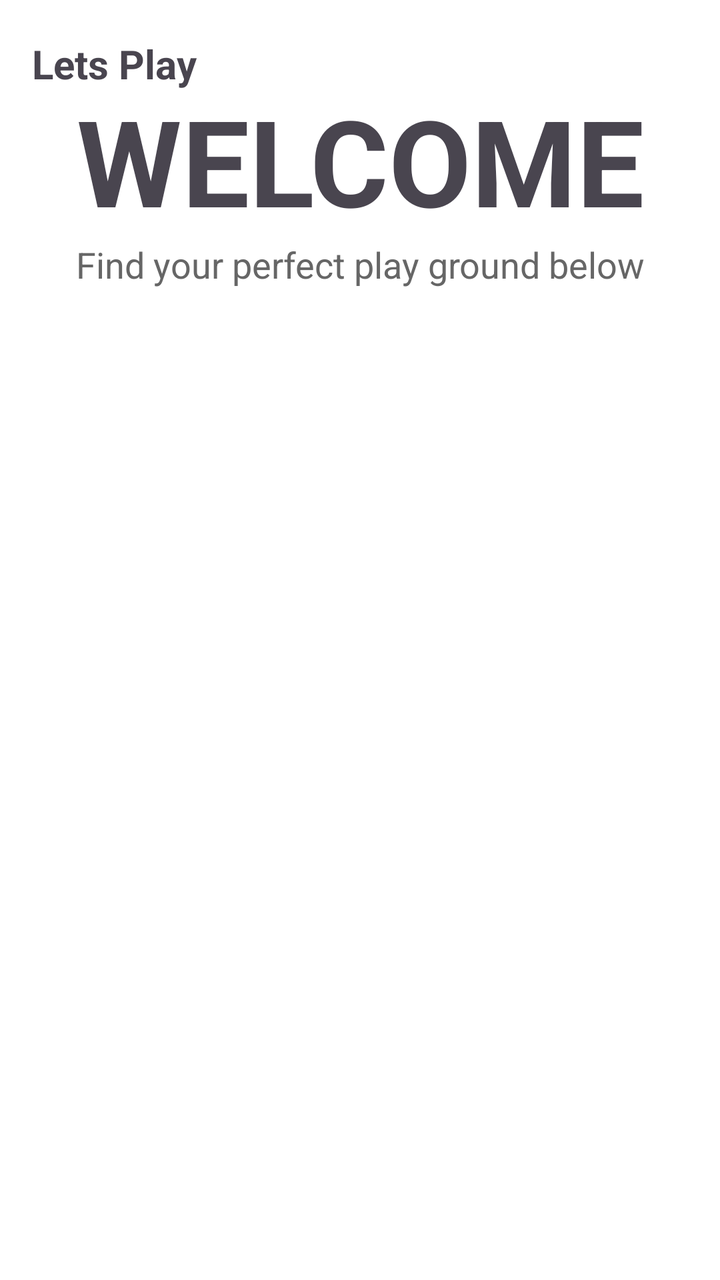
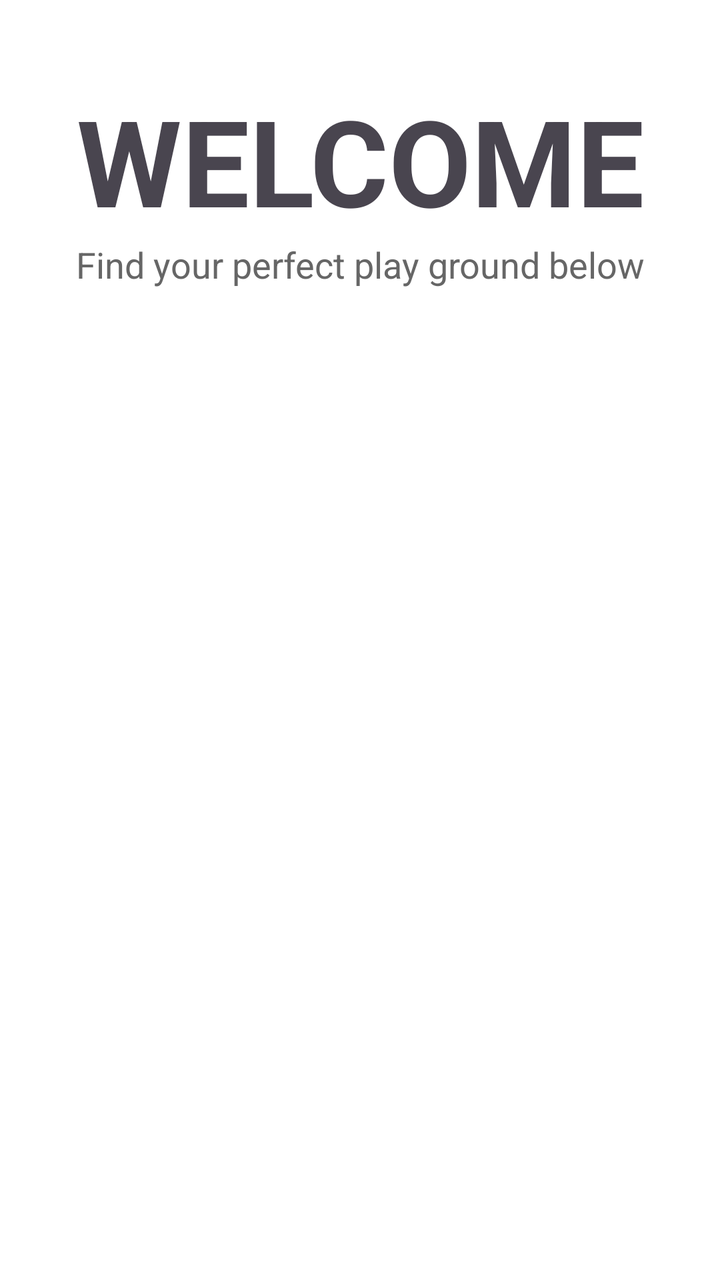

Compare the two renders of this Android layout. The source of the first and the diff that turns it into the second are given below.
<!-- AndroidManifest.xml: application theme Theme.PLAYO -->
<!-- res/layout/fragment_home.xml -->
<?xml version="1.0" encoding="utf-8"?>
<androidx.coordinatorlayout.widget.CoordinatorLayout
    xmlns:android="http://schemas.android.com/apk/res/android"
    xmlns:app="http://schemas.android.com/apk/res-auto"
    xmlns:tools="http://schemas.android.com/tools"
    android:layout_width="match_parent"
    android:layout_height="match_parent"
    android:background="#FFFFFF">

    <com.google.android.material.appbar.AppBarLayout
        android:id="@+id/appBarLayout"
        android:layout_width="match_parent"
        android:layout_height="wrap_content"
        android:background="#FFFFFF"
        android:elevation="0dp">

        <com.google.android.material.appbar.CollapsingToolbarLayout
            android:layout_width="match_parent"
            android:layout_height="wrap_content"
            app:layout_scrollFlags="scroll|exitUntilCollapsed">

            <LinearLayout
                android:layout_width="match_parent"
                android:layout_height="wrap_content"
                android:orientation="vertical"
                android:paddingTop="40dp"
                android:paddingBottom="60dp"
                app:layout_collapseMode="parallax">

                <TextView
                    android:id="@+id/textView"
                    android:layout_width="match_parent"
                    android:layout_height="wrap_content"
                    android:text="@string/welcome"
                    android:textAlignment="center"
                    android:textSize="60sp"
                    android:textStyle="bold" />

                <TextView
                    android:layout_width="match_parent"
                    android:layout_height="wrap_content"
                    android:text="Find your perfect play ground below"
                    android:textAlignment="center"
                    android:textSize="18sp"
                    android:textColor="#666666" />
            </LinearLayout>

            <androidx.appcompat.widget.Toolbar
                android:layout_width="match_parent"
                android:layout_height="?attr/actionBarSize"
                app:layout_collapseMode="pin">

                <TextView
                    android:layout_width="wrap_content"
                    android:layout_height="wrap_content"
                    android:text="Lets Play"
                    android:textStyle="bold"
                    android:textSize="20sp" />

            </androidx.appcompat.widget.Toolbar>

        </com.google.android.material.appbar.CollapsingToolbarLayout>
    </com.google.android.material.appbar.AppBarLayout>

    <androidx.recyclerview.widget.RecyclerView
        android:id="@+id/recyclerView"
        android:layout_width="match_parent"
        android:layout_height="match_parent"
        android:nestedScrollingEnabled="true"
        app:layout_behavior="@string/appbar_scrolling_view_behavior" />

</androidx.coordinatorlayout.widget.CoordinatorLayout>
<!-- resources referenced by this layout -->
<resources>
  <string name="welcome">WELCOME</string>
  <style name="Theme.PLAYO" parent="Theme.Material3.DayNight.NoActionBar">
          <item name="colorPrimary">@color/colorPrimary</item>
          <item name="colorPrimaryDark">@color/colorPrimaryDark</item>
          <item name="colorOnPrimary">@color/white</item>
          <item name="colorSecondary">@color/colorSecondary</item>
          <item name="colorOnSecondary">@color/white</item>
          <item name="android:statusBarColor">@color/screen_bg</item>
          <item name="android:windowBackground">@color/screen_bg</item>
          <item name="materialCardViewStyle">@style/Widget.Material3.CardView.Elevated</item>
      </style>
  <color name="colorPrimary">#FF6C63FF</color>
  <color name="colorPrimaryDark">#FF5549E0</color>
  <color name="white">#FFFFFFFF</color>
  <color name="colorSecondary">#FF00C2A8</color>
  <color name="screen_bg">#FFF6F7FB</color>
</resources>

<!-- the commit's change to res/layout/fragment_home.xml (unified diff, before → after) -->
@@ -50,12 +50,7 @@
                 android:layout_height="?attr/actionBarSize"
                 app:layout_collapseMode="pin">
 
-                <TextView
-                    android:layout_width="wrap_content"
-                    android:layout_height="wrap_content"
-                    android:text="Lets Play"
-                    android:textStyle="bold"
-                    android:textSize="20sp" />
+
 
             </androidx.appcompat.widget.Toolbar>
 
@@ -69,4 +64,25 @@
         android:nestedScrollingEnabled="true"
         app:layout_behavior="@string/appbar_scrolling_view_behavior" />
 
+    
+    <androidx.appcompat.widget.AppCompatEditText
+        android:id="@+id/searchInput"
+        android:layout_width="match_parent"
+        android:layout_height="48dp"
+        android:layout_margin="16dp"
+        android:layout_gravity="top"
+        android:visibility="gone"
+        android:background="#FFFFFF"
+        android:drawableStart="@android:drawable/ic_menu_search"
+        android:drawablePadding="12dp"
+        android:elevation="4dp"
+        android:gravity="center_vertical"
+        android:hint="Search"
+        android:imeOptions="actionSearch"
+        android:inputType="text"
+        android:paddingHorizontal="16dp"
+        android:textColor="#333333"
+        android:textColorHint="#999999"
+        android:textSize="16sp" />
+
 </androidx.coordinatorlayout.widget.CoordinatorLayout>
